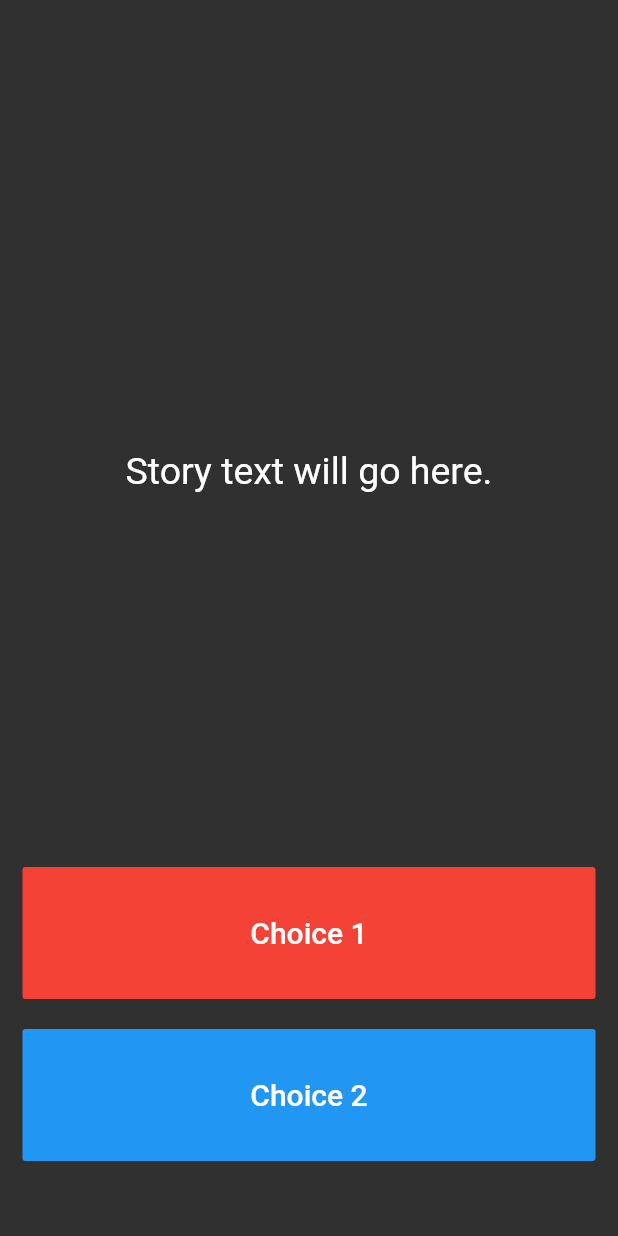
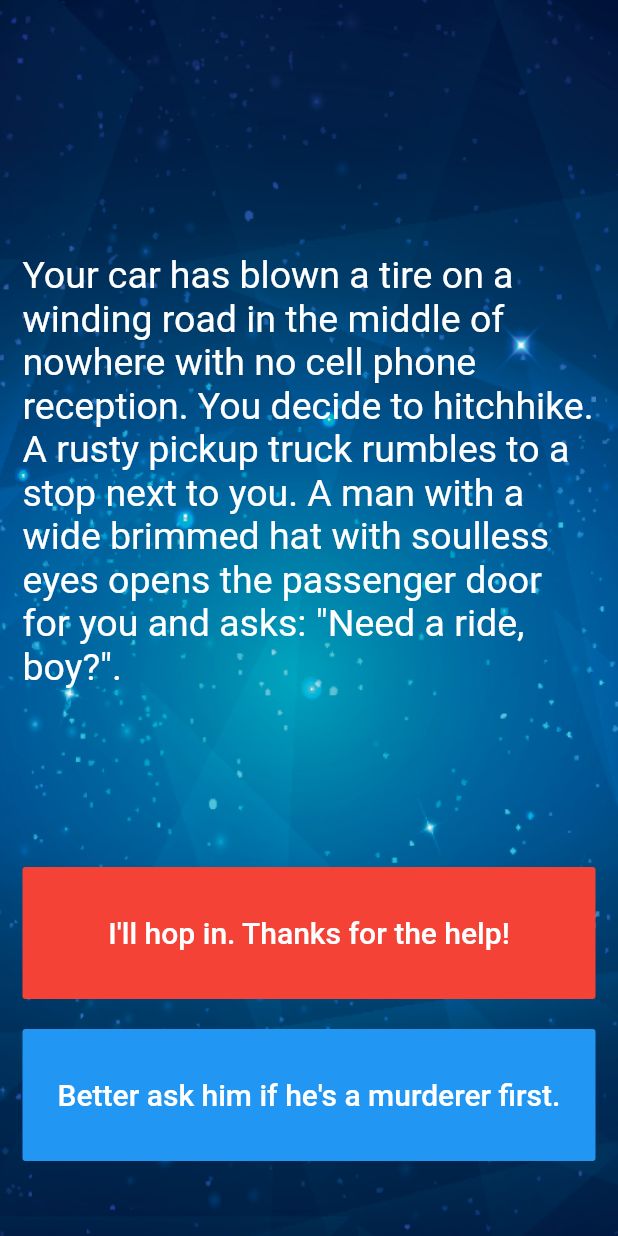
Before and after one commit to fartem/appbrewery-flutter-course, a Flutter app: the screen it shows after launch, on a phone screen of 412 x 824 dp. Run offline on Flutter 3.47's test engine with Material 2 defaults, Android fonts, the phone set to English and light mode, and no system bars; our stand-ins replace audioplayers, rflutter_alert.

Commit message:
2020-06-11 Update: Completed "Destini" app

```diff
--- a/8_destini/lib/main.dart
+++ b/8_destini/lib/main.dart
@@ -1,6 +1,8 @@
 import 'package:flutter/material.dart';
 
-//TODO: Step 15 - Run the app and see if you can see the screen update with the first story. Delete this TODO if it looks as you expected.
+import 'story_brain.dart';
+
+var _storyBrain = new StoryBrain();
 
 void main() => runApp(Destini());
 
@@ -13,8 +15,6 @@ class Destini extends StatelessWidget {
   }
 }
 
-//TODO: Step 9 - Create a new storyBrain object from the StoryBrain class.
-
 class StoryPage extends StatefulWidget {
   _StoryPageState createState() => _StoryPageState();
 }
@@ -24,8 +24,18 @@ class _StoryPageState extends State<StoryPage> {
   Widget build(BuildContext context) {
     return Scaffold(
       body: Container(
-        //TODO: Step 1 - Add background.png to this Container as a background image.
-        padding: EdgeInsets.symmetric(vertical: 50.0, horizontal: 15.0),
+        decoration: BoxDecoration(
+          image: DecorationImage(
+            image: AssetImage(
+              'images/background.png'
+            ),
+            fit: BoxFit.fill
+          )
+        ),
+        padding: EdgeInsets.symmetric(
+            vertical: 50,
+            horizontal: 15
+        ),
         constraints: BoxConstraints.expand(),
         child: SafeArea(
           child: Column(
@@ -35,10 +45,9 @@ class _StoryPageState extends State<StoryPage> {
                 flex: 12,
                 child: Center(
                   child: Text(
-                    //TODO: Step 10 - use the storyBrain to get the first story title and display it in this Text Widget.
-                    'Story text will go here.',
+                    _storyBrain.getStory().storyTitle,
                     style: TextStyle(
-                      fontSize: 25.0,
+                      fontSize: 25,
                     ),
                   ),
                 ),
@@ -47,37 +56,38 @@ class _StoryPageState extends State<StoryPage> {
                 flex: 2,
                 child: FlatButton(
                   onPressed: () {
-                    //Choice 1 made by user.
-                    //TODO: Step 18 - Call the nextStory() method from storyBrain and pass the number 1 as the choice made by the user.
+                    setState(() {
+                      _storyBrain.nextStory(1);
+                    });
                   },
                   color: Colors.red,
                   child: Text(
-                    //TODO: Step 13 - Use the storyBrain to get the text for choice 1.
-                    'Choice 1',
+                    _storyBrain.getFirstChoice(),
                     style: TextStyle(
-                      fontSize: 20.0,
+                      fontSize: 20,
                     ),
                   ),
                 ),
               ),
               SizedBox(
-                height: 20.0,
+                height: 20,
               ),
               Expanded(
                 flex: 2,
-                //TODO: Step 26 - Use a Flutter Visibility Widget to wrap this FlatButton.
-                //TODO: Step 28 - Set the "visible" property of the Visibility Widget to equal the output from the buttonShouldBeVisible() method in the storyBrain.
+                child: Visibility(
+                  visible: _storyBrain.buttonShouldBeVisible(),
                   child: FlatButton(
                     onPressed: () {
-                    //Choice 2 made by user.
-                    //TODO: Step 19 - Call the nextStory() method from storyBrain and pass the number 2 as the choice made by the user.
+                      setState(() {
+                        _storyBrain.nextStory(2);
+                      });
                     },
                     color: Colors.blue,
                     child: Text(
-                    //TODO: Step 14 - Use the storyBrain to get the text for choice 2.
-                    'Choice 2',
+                      _storyBrain.getSecondChoice(),
                       style: TextStyle(
-                      fontSize: 20.0,
+                        fontSize: 20,
+                      ),
                     ),
                   ),
                 ),
@@ -89,7 +99,3 @@ class _StoryPageState extends State<StoryPage> {
     );
   }
 }
-
-//TODO: Step 24 - Run the app and try to figure out what code you need to add to this file to make the story change when you press on the choice buttons.
-
-//TODO: Step 29 - Run the app and test it against the Story Outline to make sure you've completed all the steps. The code for the completed app can be found here: https://github.com/londonappbrewery/destini-challenge-completed/
--- a/8_destini/pubspec.yaml
+++ b/8_destini/pubspec.yaml
@@ -1,7 +1,7 @@
-name: destini_challenge_starting
-description: A new Flutter application.
+name: destini
+description: Eighth Flutter app from App Brewery Flutter course.
 
-version: 1.0.0+1
+version: 1.0.0
 
 environment:
   sdk: ">=2.1.0 <3.0.0"
```
Also changed, not shown: 8_destini/lib/story.dart (+11 -3 lines), 8_destini/lib/story_brain.dart (+67 -49 lines), 1 other file. Lines whose indentation alone changed are shown as unchanged.
